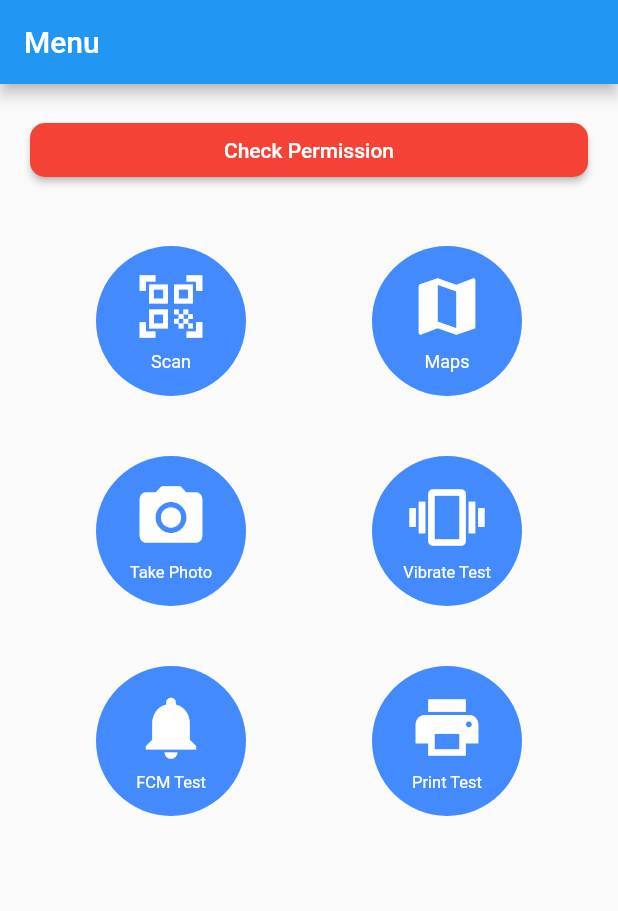
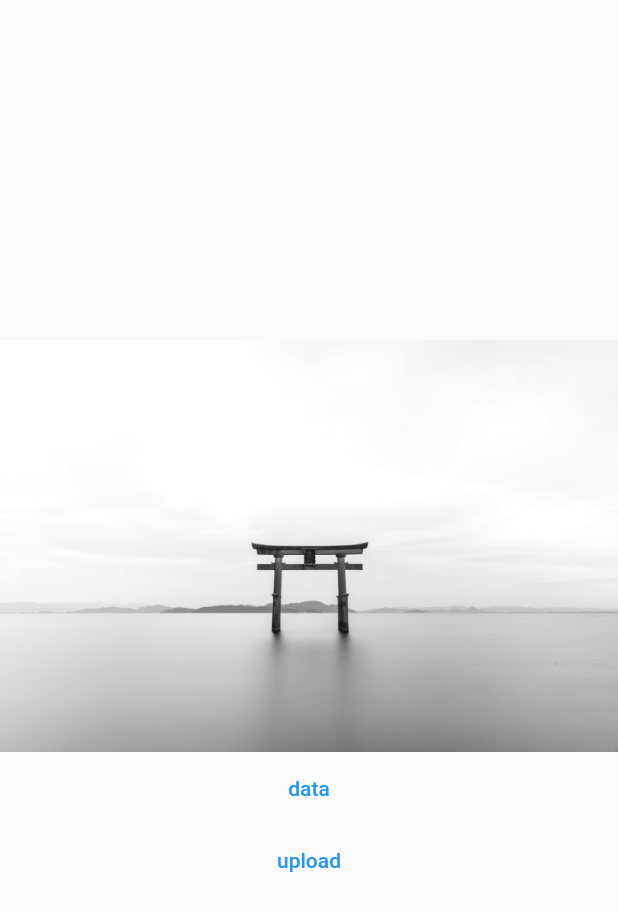
Before and after one commit to Arifrhmn2743/flutter_qr, a Flutter app: the Menu screen opened by its route, after a tap on "Check Permission", on a phone screen of 412 x 824 dp. Shown: the top 911 px of the screen. Run offline on Flutter 3.47's test engine with Material 2 defaults, Android fonts, the phone set to English and light mode, and no system bars; our stand-ins replace camera, dio, firebase_messaging, google_maps_flutter, image_picker, location and 1 more; missing offline and left inert: blue_thermal_printer, qr_code_scanner; accounts and stored records are empty.

Commit message:
upload with dio

```diff
--- a/lib/main.dart
+++ b/lib/main.dart
@@ -6,6 +6,7 @@ import 'package:loginandqr/src/ui/maps.dart';
 import 'package:loginandqr/src/ui/menu.dart';
 import 'package:loginandqr/src/ui/photo.dart';
 import 'package:loginandqr/src/ui/scan.dart';
+import 'package:loginandqr/src/ui/upload.dart';
 import 'package:loginandqr/src/ui/vibrate_test.dart';
 
 void main() {
@@ -32,7 +33,8 @@ class MyApp extends StatelessWidget {
         '/photo': (context) => PhotoPage(),
         '/vibrate': (context) => VibrateTestPage(),
         '/fcm': (context) => FcmPage(),
-        '/input_print': (context) => PrintPage()
+        '/input_print': (context) => PrintPage(),
+        '/upload': (context) => UploadFiles()
       },
     );
   }
--- a/lib/src/ui/menu.dart
+++ b/lib/src/ui/menu.dart
@@ -25,7 +25,9 @@ class _MenuState extends State<Menu> {
                   Expanded(
                     flex: 1,
                     child: RaisedButton(
-                      onPressed: () {},
+                      onPressed: () {
+                        Navigator.pushNamed(context, '/upload');
+                      },
                       color: _accept ? Colors.green : Colors.red,
                       shape: RoundedRectangleBorder(
                           borderRadius: new BorderRadius.circular(10.0)),
--- /dev/null
+++ b/lib/src/ui/upload.dart
@@ -0,0 +1,62 @@
+import 'package:flutter/material.dart';
+import 'package:dio/dio.dart';
+import 'dart:io';
+
+import 'package:image_picker/image_picker.dart';
+
+class UploadFiles extends StatefulWidget {
+  @override
+  _UploadFilesState createState() => _UploadFilesState();
+}
+
+class _UploadFilesState extends State<UploadFiles> {
+  Dio dio = new Dio();
+  final picker = ImagePicker();
+  File selectedfile;
+  String _path = null;
+
+  selectfile() async {
+    final file = await picker.getImage(
+        source: ImageSource.gallery,
+        maxHeight: 500,
+        maxWidth: 500,
+        imageQuality: 50);
+
+    setState(() {
+      _path = file.path;
+    });
+  }
+
+  upload() async {
+    String url =
+        "http://149.129.220.30:8080/apihijrahmerchant/v1/masjid/upload/ktp";
+
+    FormData data = FormData.fromMap(
+        {"foto_ktp_pj_masjid": await MultipartFile.fromFile(_path)});
+    dio
+        .post(url, data: data)
+        .then((response) => print(response))
+        .catchError((error) => print(error));
+  }
+
+  @override
+  Widget build(BuildContext context) {
+    return Scaffold(
+      body: Column(mainAxisAlignment: MainAxisAlignment.center, children: [
+        _path == null ? Image.asset("images/p.jpg") : Image.file(File(_path)),
+        TextButton(
+          child: Text('data'),
+          onPressed: () {
+            selectfile();
+          },
+        ),
+        TextButton(
+          child: Text('upload'),
+          onPressed: () {
+            upload();
+          },
+        ),
+      ]),
+    );
+  }
+}
--- a/pubspec.yaml
+++ b/pubspec.yaml
@@ -43,6 +43,7 @@ dependencies:
   intl: ^0.16.1
   blue_thermal_printer: ^1.1.1
   flutter_spinkit: "^4.1.2"
+  dio: ^3.0.10
 
 dev_dependencies:
   flutter_test:
```
Also changed, not shown: lib/src/ui/photo.dart (+5 -2 lines), pubspec.lock, 1 other file.
